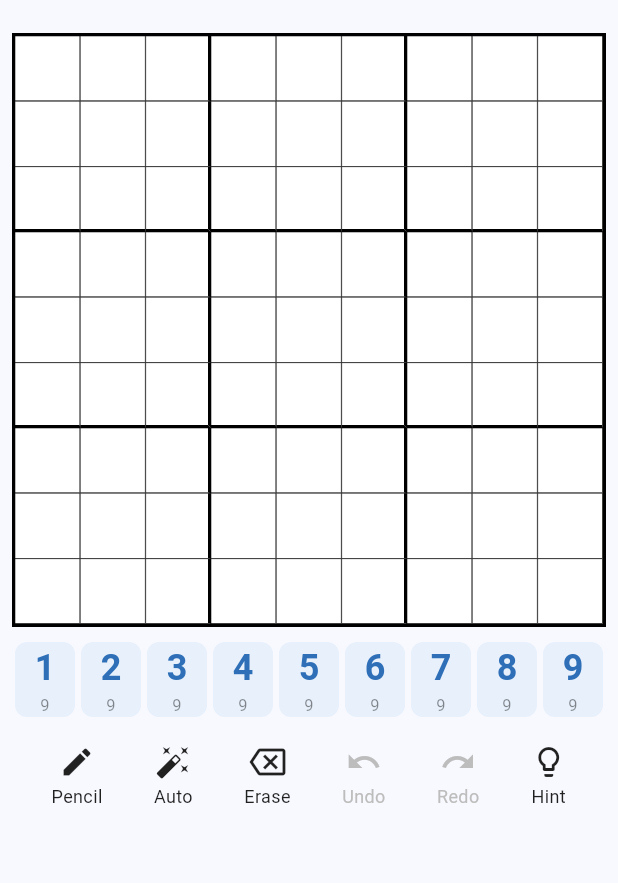
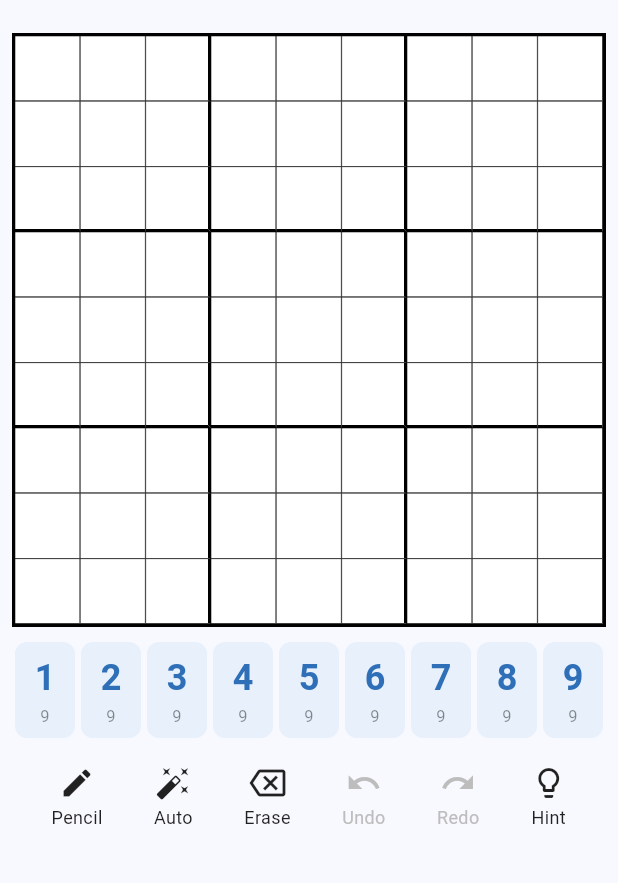
Before and after one commit to trippme/sudoku, a Flutter app: the GameScreen screen opened directly, on a phone screen of 412 x 824 dp, the part 63-946 px from its top. Run offline on Flutter 3.47's test engine with Material 3 defaults, Android fonts, the phone set to English and light mode, and no system bars; our stand-ins replace shared_preferences; accounts and stored records are empty.

Commit message:
Fix digit-pad vertical overflow on narrow screens
The digit buttons used AspectRatio(0.8) inside a Row in an unbounded-height
Column, producing ~145px-tall buttons that overflowed. Switch to a fixed 64px
height. Verified on Android emulator (Pixel 5, API 37): home menu, gameplay,
explanatory hints, place-it, save/resume, and daily puzzle all working.

Co-Authored-By: Claude Opus 4.8 (1M context) <noreply@anthropic.com>

```diff
--- a/app/lib/ui/control_pad.dart
+++ b/app/lib/ui/control_pad.dart
@@ -103,14 +103,14 @@ class _DigitButton extends StatelessWidget {
     final done = remaining <= 0;
     return Padding(
       padding: const EdgeInsets.all(2),
-      child: AspectRatio(
-        aspectRatio: 0.8,
-        child: Material(
-          color: done ? Colors.grey.shade200 : const Color(0xFFE7F0FB),
+      child: Material(
+        color: done ? Colors.grey.shade200 : const Color(0xFFE7F0FB),
+        borderRadius: BorderRadius.circular(8),
+        child: InkWell(
           borderRadius: BorderRadius.circular(8),
-          child: InkWell(
-            borderRadius: BorderRadius.circular(8),
-            onTap: done ? null : onTap,
+          onTap: done ? null : onTap,
+          child: SizedBox(
+            height: 64,
             child: Column(
               mainAxisAlignment: MainAxisAlignment.center,
               children: [
```
Also changed, not shown: 1 other file.
